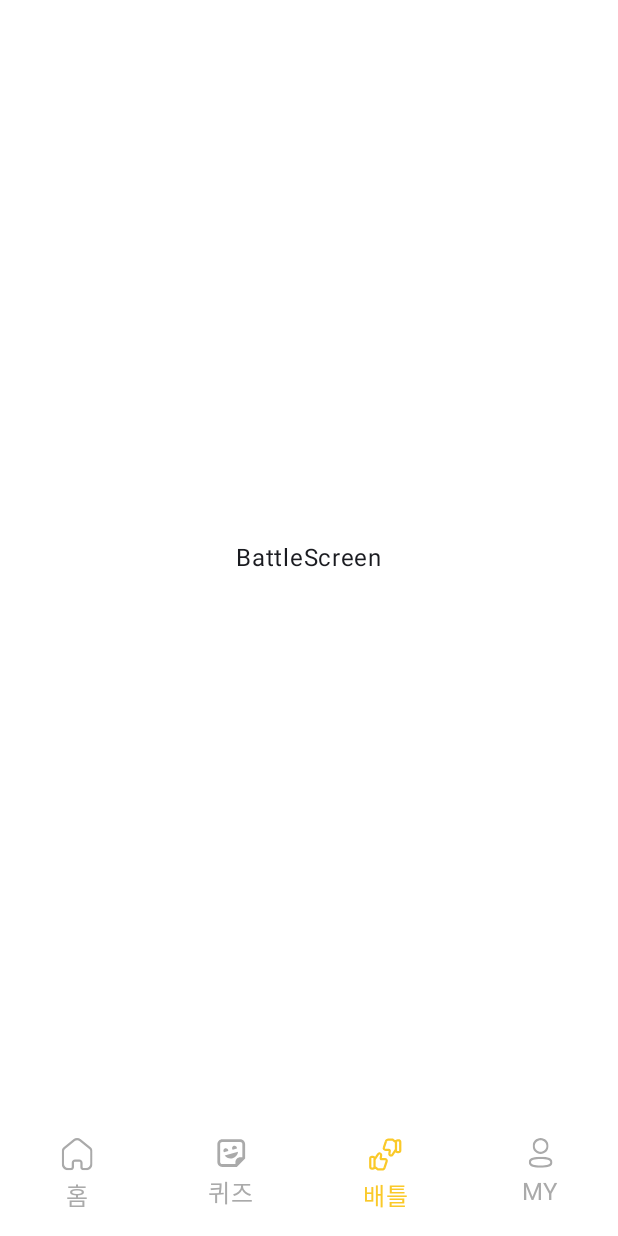
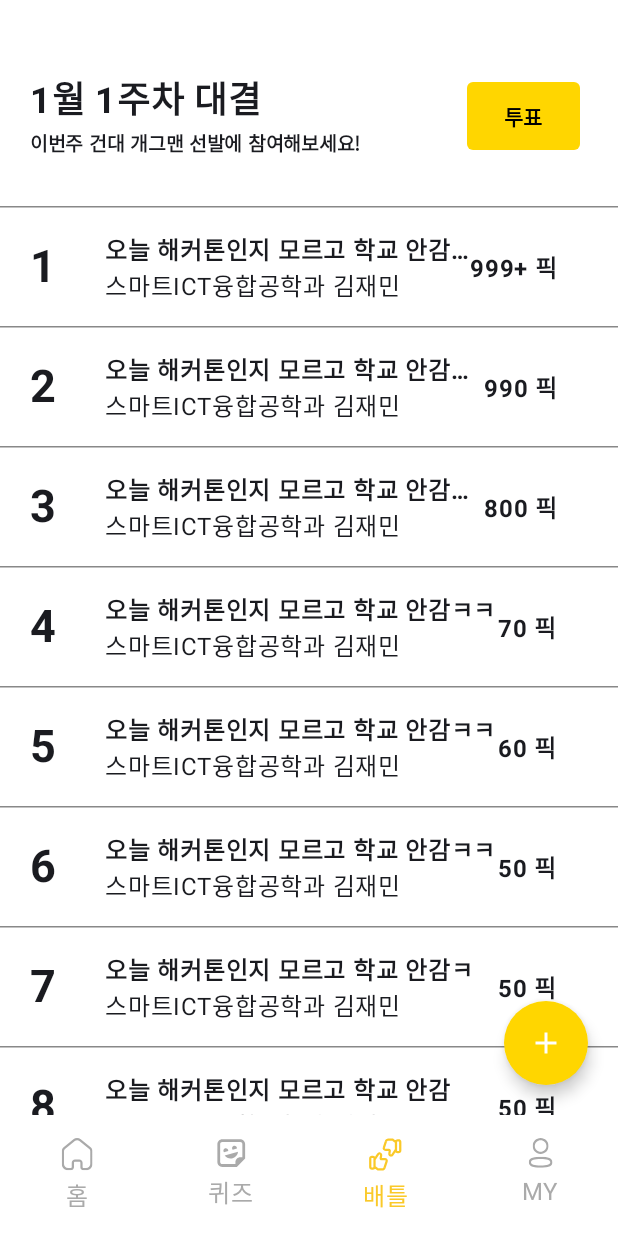
Before and after one commit to joKU-battle/joKU-battle_ANDROID, an Android app built with Jetpack Compose: the BattleScreen screen opened through its navigation route, on a phone screen of 412 x 824 dp. Run offline under Robolectric (Android 15) with nearby library versions, the phone set to English and light mode, and no system bars.

Commit message:
대결 순위 화면 구현 완료

```diff
--- a/app/src/main/java/com/example/joku_battle/presentation/battle/BattleScreen.kt
+++ b/app/src/main/java/com/example/joku_battle/presentation/battle/BattleScreen.kt
@@ -2,33 +2,127 @@ package com.example.joku_battle.presentation.battle
 
 import androidx.compose.foundation.clickable
 import androidx.compose.foundation.layout.Arrangement
+import androidx.compose.foundation.layout.Box
 import androidx.compose.foundation.layout.Column
+import androidx.compose.foundation.layout.Row
 import androidx.compose.foundation.layout.fillMaxSize
+import androidx.compose.foundation.layout.fillMaxWidth
+import androidx.compose.foundation.layout.height
+import androidx.compose.foundation.layout.padding
+import androidx.compose.foundation.layout.width
+import androidx.compose.foundation.lazy.LazyColumn
+import androidx.compose.foundation.lazy.items
+import androidx.compose.foundation.shape.RoundedCornerShape
+import androidx.compose.material.icons.Icons
+import androidx.compose.material.icons.filled.Add
+import androidx.compose.material3.Button
+import androidx.compose.material3.ButtonDefaults
+import androidx.compose.material3.FloatingActionButton
+import androidx.compose.material3.Icon
 import androidx.compose.material3.Text
 import androidx.compose.runtime.Composable
+import androidx.compose.runtime.getValue
+import androidx.compose.runtime.remember
 import androidx.compose.ui.Alignment
 import androidx.compose.ui.Modifier
+import androidx.compose.ui.graphics.Color
+import androidx.compose.ui.text.font.FontWeight
 import androidx.compose.ui.tooling.preview.Preview
+import androidx.compose.ui.unit.dp
+import androidx.compose.ui.unit.sp
+import androidx.lifecycle.compose.collectAsStateWithLifecycle
+import androidx.lifecycle.viewmodel.compose.viewModel
+import androidx.navigation.compose.rememberNavController
+import com.example.joku_battle.presentation.navigation.Route
 
 @Composable
 fun BattleScreen(
-    ToBattleChallenge: () -> Unit
+    navigateToBattleChallenge: () -> Unit,
+    navigateToAddFunQuotes: () -> Unit
 ) {
-    Column(
-        modifier = Modifier.fillMaxSize(),
-        horizontalAlignment = Alignment.CenterHorizontally,
-        verticalArrangement = Arrangement.Center
+    val viewModel: FunQuotesViewModel = viewModel()
+    val funQuotesList by viewModel.funQuotesList.collectAsStateWithLifecycle()
+    // rank가 99 이하인 항목만 보이도록 필터링
+    val filteredFunQuotesList = remember(funQuotesList) {
+        funQuotesList.filter { it.rank <= 99 }
+    }
+
+    Box(
+        modifier = Modifier.fillMaxSize()
     ) {
-        Text(
-            text = "BattleScreen",
-            modifier = Modifier.clickable {
-                ToBattleChallenge()
+        Column(
+            modifier = Modifier
+                .fillMaxWidth()
+                .align(Alignment.TopCenter)
+        ) {
+            Row(
+                modifier = Modifier
+                    .fillMaxWidth()
+                    .padding(start = 20.dp, end = 25.dp, top = 47.dp),
+                verticalAlignment = Alignment.CenterVertically,
+                horizontalArrangement = Arrangement.SpaceBetween
+            ) {
+                Column() {
+                    Text(
+                        text = "1월 1주차 대결",
+                        fontSize = 24.sp,
+                        fontWeight = FontWeight.Bold
+                    )
+                    Text(
+                        text = "이번주 건대 개그맨 선발에 참여해보세요!",
+                        fontSize = 13.sp,
+                        fontWeight = FontWeight.Bold
+                    )
+                }
+
+                Button(
+                    onClick = { navigateToBattleChallenge() },
+                    shape = RoundedCornerShape(4.dp),
+                    colors = ButtonDefaults.buttonColors(
+                        containerColor = Color(0xFFFFD600),
+                        contentColor = Color.Black
+                    ),
+                    modifier = Modifier
+                        .width(75.dp)
+                        .height(45.dp)
+                ) {
+                    Text(text = "투표", fontSize = 14.sp, fontWeight = FontWeight.Bold)
+                }
             }
-        )
+
+            LazyColumn(
+                modifier = Modifier
+                    .fillMaxWidth()
+                    .padding(top = 30.dp)
+            ) {
+                items(filteredFunQuotesList) { funQuotes ->
+                    FunQuotesItem(funQuotes.rank, funQuotes.title, funQuotes.department, funQuotes.userName, funQuotes.recommendCount)
+                }
+            }
+        }
+
+
+        // Floating Action Button
+        FloatingActionButton(
+            onClick = { navigateToAddFunQuotes() },
+            modifier = Modifier
+                .align(Alignment.BottomEnd)
+                .padding(20.dp),
+            shape = RoundedCornerShape(50),
+            containerColor = Color(0xFFFFD600),
+        ) {
+            Icon(Icons.Filled.Add, contentDescription = "Add Item",tint = Color.White)
+        }
     }
 }
 
 @Composable
 @Preview(showBackground = true)
 private fun BattleScreenPreview() {
+    val navController = rememberNavController()
+    BattleScreen(
+        { navController.navigate(Route.BattleChallenge) },
+        //이후에 route 생기면 수정할 예정
+        { navController.navigate(Route.QuizAdd) }
+    )
 }
--- /dev/null
+++ b/app/src/main/java/com/example/joku_battle/presentation/battle/FunQuotesItem.kt
@@ -0,0 +1,83 @@
+package com.example.joku_battle.presentation.battle
+
+import androidx.compose.foundation.Image
+import androidx.compose.foundation.clickable
+import androidx.compose.foundation.layout.Arrangement
+import androidx.compose.foundation.layout.Column
+import androidx.compose.foundation.layout.Row
+import androidx.compose.foundation.layout.fillMaxWidth
+import androidx.compose.foundation.layout.padding
+import androidx.compose.foundation.layout.size
+import androidx.compose.foundation.layout.width
+import androidx.compose.material3.Card
+import androidx.compose.material3.CardDefaults
+import androidx.compose.material3.HorizontalDivider
+import androidx.compose.material3.Text
+import androidx.compose.runtime.Composable
+import androidx.compose.ui.Alignment
+import androidx.compose.ui.Modifier
+import androidx.compose.ui.graphics.Color
+import androidx.compose.ui.res.painterResource
+import androidx.compose.ui.text.font.FontWeight
+import androidx.compose.ui.text.style.TextOverflow
+import androidx.compose.ui.tooling.preview.Preview
+import androidx.compose.ui.unit.dp
+import androidx.compose.ui.unit.sp
+import com.example.joku_battle.R
+
+@Composable
+fun FunQuotesItem(
+    rank: Int,
+    title: String,
+    department: String,
+    userName: String,
+    recommendCount: Int
+) {
+    HorizontalDivider(
+        modifier = Modifier
+            .fillMaxWidth(),
+        thickness = 1.dp,
+        color = Color.Gray
+    )
+    Card(
+        modifier = Modifier.fillMaxWidth(),
+        colors = CardDefaults.cardColors(containerColor = Color.White)
+    ) {
+        Row(
+            modifier = Modifier
+                .fillMaxWidth()
+                .padding(horizontal = 20.dp, vertical = 15.dp),
+            verticalAlignment = Alignment.CenterVertically,
+            horizontalArrangement = Arrangement.SpaceBetween
+        ) {
+            Row(
+                modifier = Modifier.weight(1f), verticalAlignment = Alignment.CenterVertically
+            ) {
+                Text(rank.toString(), fontSize = 30.sp, fontWeight = FontWeight.Bold,
+                    modifier = Modifier.width(40.dp))
+
+                Column(modifier = Modifier.padding(start = 10.dp)) {
+                    Text(text = title, fontWeight = FontWeight.Bold,
+                        maxLines = 1,
+                        overflow = TextOverflow.Ellipsis
+                    )
+                    Text(text = "$department $userName")
+                }
+            }
+            //끝에 위치할 text
+            Text(
+                modifier = Modifier
+                    .padding(end = 20.dp),
+                //세자리 넘어가면 999+ 로 화면에 표시
+                text = if (recommendCount > 999) "999+ 픽" else "$recommendCount 픽",
+                fontWeight = FontWeight.Bold
+            )
+        }
+    }
+}
+
+@Preview
+@Composable
+private fun FunQuotesItemPreview() {
+    FunQuotesItem(1, "오늘 해커톤인지 모르고 학교 안감ㅋㅋ", "스마트ICT융합공학과", "김재민", 100)
+}
--- /dev/null
+++ b/app/src/main/java/com/example/joku_battle/presentation/battle/FunQuotesViewModel.kt
@@ -0,0 +1,42 @@
+package com.example.joku_battle.presentation.battle
+
+import androidx.lifecycle.ViewModel
+import com.example.joku_battle.presentation.model.QuizChallengeDetail
+import kotlinx.coroutines.flow.MutableStateFlow
+import kotlinx.coroutines.flow.StateFlow
+
+class FunQuotesViewModel : ViewModel(){
+    private val _funQuotesList = MutableStateFlow<List<FunQuotes>>(emptyList())
+    val funQuotesList: StateFlow<List<FunQuotes>> = _funQuotesList
+
+    init {
+        loadFunQuotesList()
+    }
+
+    private fun loadFunQuotesList(){
+        _funQuotesList.value = listOf(
+            FunQuotes(1, "오늘 해커톤인지 모르고 학교 안감ㅋㅋ", "스마트ICT융합공학과", "김재민", 1000),
+            FunQuotes(2, "오늘 해커톤인지 모르고 학교 안감ㅋㅋ", "스마트ICT융합공학과", "김재민", 990),
+            FunQuotes(3, "오늘 해커톤인지 모르고 학교 안감ㅋㅋ", "스마트ICT융합공학과", "김재민", 800),
+            FunQuotes(4, "오늘 해커톤인지 모르고 학교 안감ㅋㅋ", "스마트ICT융합공학과", "김재민", 70),
+            FunQuotes(5, "오늘 해커톤인지 모르고 학교 안감ㅋㅋ", "스마트ICT융합공학과", "김재민", 60),
+            FunQuotes(6, "오늘 해커톤인지 모르고 학교 안감ㅋㅋ", "스마트ICT융합공학과", "김재민", 50),
+            FunQuotes(7, "오늘 해커톤인지 모르고 학교 안감ㅋ", "스마트ICT융합공학과", "김재민", 50),
+            FunQuotes(8, "오늘 해커톤인지 모르고 학교 안감", "스마트ICT융합공학과", "김재민", 50),
+            FunQuotes(9, "오늘 해커톤인지 모르고 ", "스마트ICT융합공학과", "김재민", 50),
+            FunQuotes(10, "오늘 해커톤인지 ", "스마트ICT융합공학과", "김재민", 50),
+            FunQuotes(99, "오늘 해커톤인지 ", "스마트ICT융합공학과", "김재민", 50),
+            FunQuotes(100, "오늘 해커톤인지 ", "스마트ICT융합공학과", "김재민", 50),
+        )
+    }
+
+}
+
+
+data class FunQuotes(
+    val rank: Int,
+    val title: String,
+    val department: String,
+    val userName: String,
+    val recommendCount: Int
+)
--- a/app/src/main/java/com/example/joku_battle/presentation/navigation/MainNavigation.kt
+++ b/app/src/main/java/com/example/joku_battle/presentation/navigation/MainNavigation.kt
@@ -83,7 +83,10 @@ fun MainNavigation(
                 }
 
                 composable<Route.Battle> {
-                    BattleScreen({ navController.navigate(Route.BattleChallenge) })
+                    BattleScreen({ navController.navigate(Route.BattleChallenge) },
+                        //이후에 잼얘 추가 화면으로 수정할 예정
+                        { navController.navigate(Route.QuizAdd) }
+                    )
                 }
 
                 composable<Route.BattleChallenge> {
```
